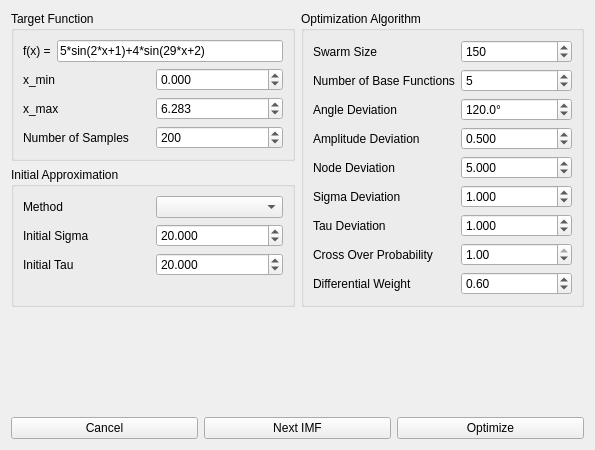
Old version of the form gui_main_window.ui in the repository ralphtandetzky/decompose_imf.
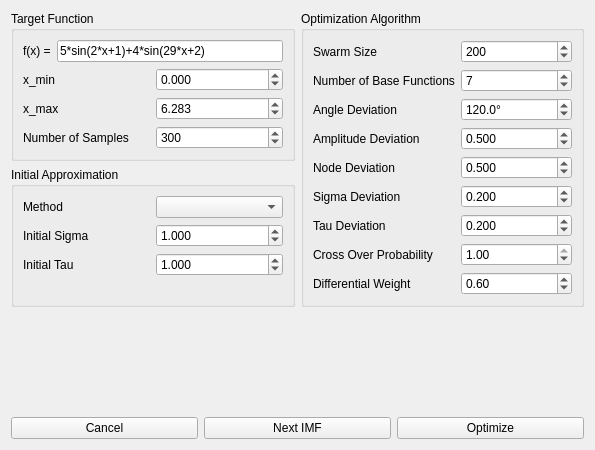
New version of the form.

Commit message:
Changes meaning of several spinboxes in the gui.
Sigma, tau and nodes and their deviations are not given in samples
anymore but in the unit of the inveral in which the target function
is defined. The calculation has been changed. The default values in
the gui have been changed accordingly.

```diff
--- a/gui_main_window.ui
+++ b/gui_main_window.ui
@@ -33,7 +33,7 @@
              <number>10000</number>
             </property>
             <property name="value">
-             <number>200</number>
+             <number>300</number>
             </property>
            </widget>
           </item>
@@ -162,7 +162,7 @@
              <double>10000.000000000000000</double>
             </property>
             <property name="value">
-             <double>20.000000000000000</double>
+             <double>1.000000000000000</double>
             </property>
            </widget>
           </item>
@@ -175,7 +175,7 @@
              <double>10000.000000000000000</double>
             </property>
             <property name="value">
-             <double>20.000000000000000</double>
+             <double>1.000000000000000</double>
             </property>
            </widget>
           </item>
@@ -225,7 +225,7 @@
            <number>10000</number>
           </property>
           <property name="value">
-           <number>150</number>
+           <number>200</number>
           </property>
          </widget>
         </item>
@@ -248,7 +248,7 @@
            <double>10000.000000000000000</double>
           </property>
           <property name="value">
-           <double>1.000000000000000</double>
+           <double>0.200000000000000</double>
           </property>
          </widget>
         </item>
@@ -261,7 +261,7 @@
            <double>10000.000000000000000</double>
           </property>
           <property name="value">
-           <double>1.000000000000000</double>
+           <double>0.200000000000000</double>
           </property>
          </widget>
         </item>
@@ -278,7 +278,7 @@
            <number>1000</number>
           </property>
           <property name="value">
-           <number>5</number>
+           <number>7</number>
           </property>
          </widget>
         </item>
@@ -406,7 +406,7 @@
            <double>10000.000000000000000</double>
           </property>
           <property name="value">
-           <double>5.000000000000000</double>
+           <double>0.500000000000000</double>
           </property>
          </widget>
         </item>
```
Left out of the diff: 9 changed lines with no effect on the pictures. The commit also changes 1 other file.
